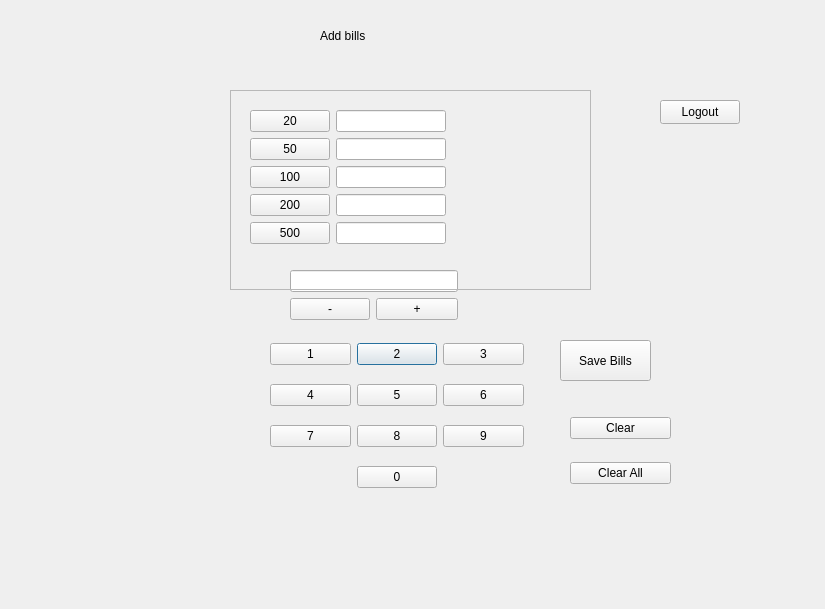
Old version of the form bank-automat/admin.ui in the repository JereKortesalmi/BankProject.
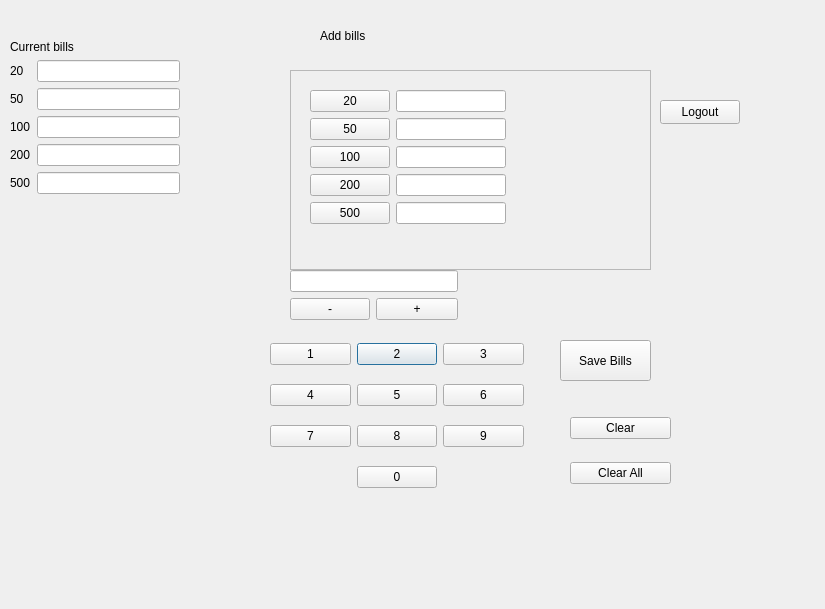
New version of the form.

Commit message: admin nykyiset määrät lisätty

```diff
--- a/bank-automat/admin.ui
+++ b/bank-automat/admin.ui
@@ -111,8 +111,8 @@
   <widget class="QFrame" name="allbillframe">
    <property name="geometry">
     <rect>
-     <x>230</x>
-     <y>90</y>
+     <x>290</x>
+     <y>70</y>
      <width>361</width>
      <height>200</height>
     </rect>
@@ -364,6 +364,96 @@
     </item>
    </layout>
   </widget>
+  <widget class="QWidget" name="currentbills" native="true">
+   <property name="geometry">
+    <rect>
+     <x>10</x>
+     <y>40</y>
+     <width>170</width>
+     <height>224</height>
+    </rect>
+   </property>
+   <layout class="QFormLayout" name="formLayout_2">
+    <item row="0" column="0" colspan="2">
+     <widget class="QLabel" name="label_7">
+      <property name="text">
+       <string>Current bills</string>
+      </property>
+     </widget>
+    </item>
+    <item row="1" column="0">
+     <widget class="QLabel" name="label">
+      <property name="text">
+       <string>20</string>
+      </property>
+     </widget>
+    </item>
+    <item row="1" column="1">
+     <widget class="QLineEdit" name="currentTwentyEdit">
+      <property name="readOnly">
+       <bool>true</bool>
+      </property>
+     </widget>
+    </item>
+    <item row="2" column="0">
+     <widget class="QLabel" name="label_2">
+      <property name="text">
+       <string>50</string>
+      </property>
+     </widget>
+    </item>
+    <item row="2" column="1">
+     <widget class="QLineEdit" name="currentFiftyEdit">
+      <property name="readOnly">
+       <bool>true</bool>
+      </property>
+     </widget>
+    </item>
+    <item row="3" column="0">
+     <widget class="QLabel" name="label_3">
+      <property name="text">
+       <string>100</string>
+      </property>
+     </widget>
+    </item>
+    <item row="3" column="1">
+     <widget class="QLineEdit" name="currentHundredEdit">
+      <property name="readOnly">
+       <bool>true</bool>
+      </property>
+     </widget>
+    </item>
+    <item row="4" column="0">
+     <widget class="QLabel" name="label_4">
+      <property name="text">
+       <string>200</string>
+      </property>
+     </widget>
+    </item>
+    <item row="4" column="1">
+     <widget class="QLineEdit" name="currentTwoHundredEdit">
+      <property name="readOnly">
+       <bool>true</bool>
+      </property>
+     </widget>
+    </item>
+    <item row="5" column="0">
+     <widget class="QLabel" name="label_6">
+      <property name="text">
+       <string>500</string>
+      </property>
+     </widget>
+    </item>
+    <item row="5" column="1">
+     <widget class="QLineEdit" name="currentFiveHundredEdit">
+      <property name="readOnly">
+       <bool>true</bool>
+      </property>
+     </widget>
+    </item>
+   </layout>
+  </widget>
+  <zorder>clear</zorder>
   <zorder>amount</zorder>
   <zorder>allbillframe</zorder>
   <zorder>label_5</zorder>
```
Left out of the diff: 13 changed lines with no effect on the pictures. The commit also changes 4 other files.
